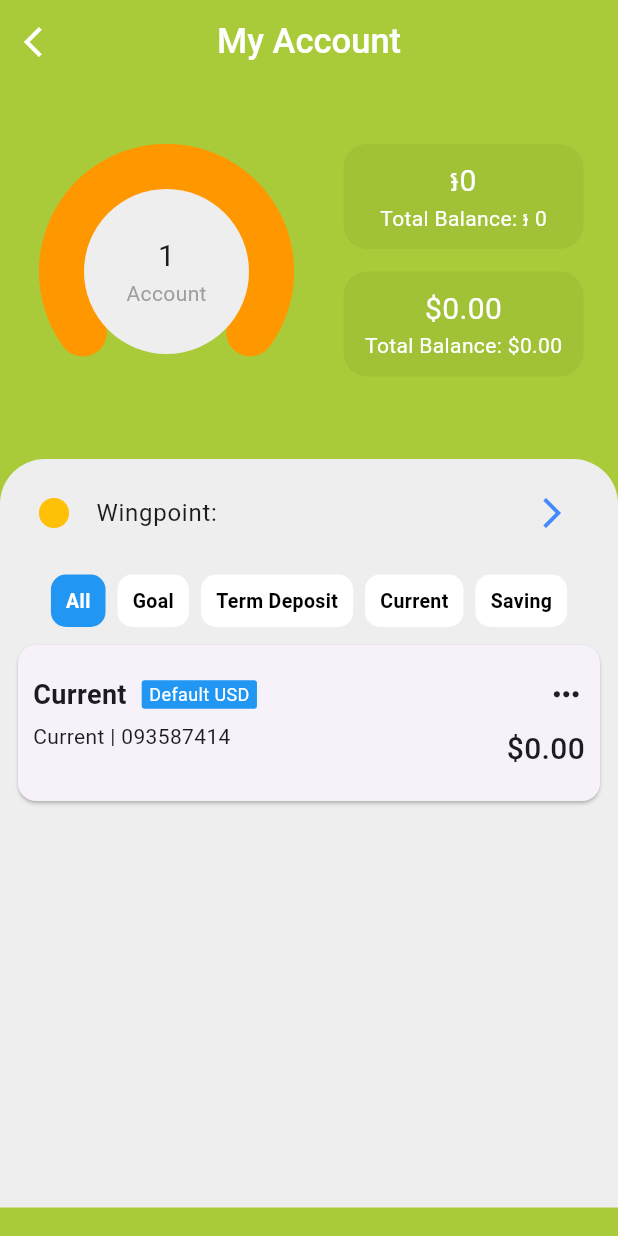
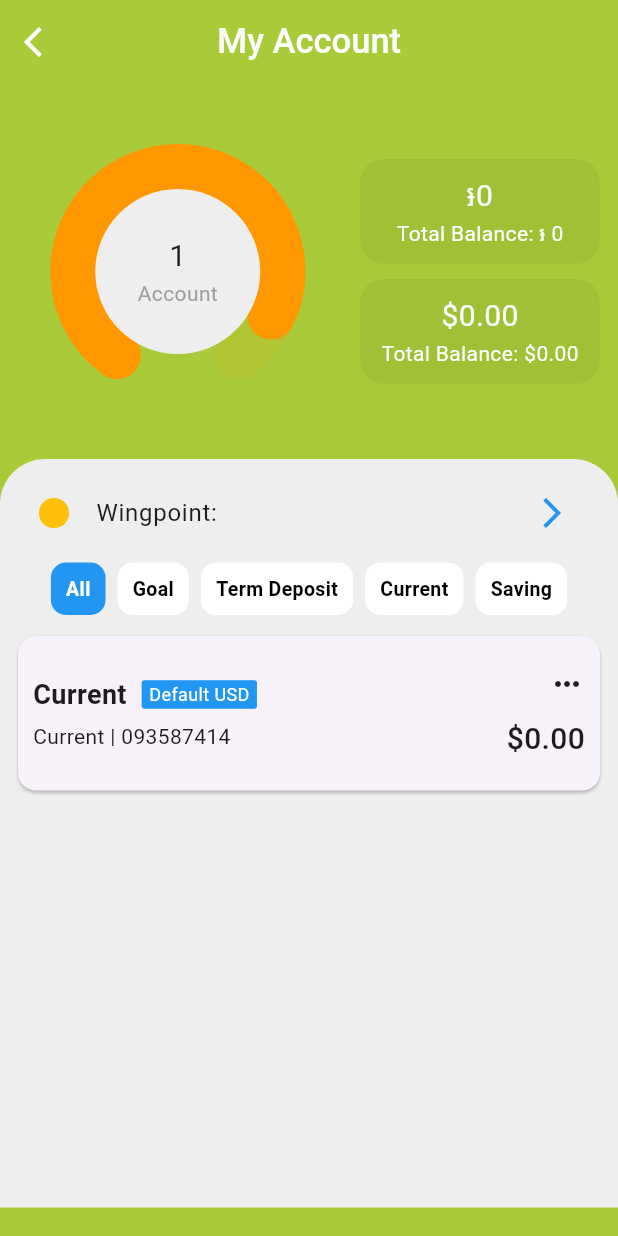
Before and after one commit to vengang/Wing_App, a Flutter app: the screen it shows after launch, after a tap on "My Account", on a phone screen of 412 x 824 dp. Run offline on Flutter 3.47's test engine with Material 3 defaults, Android fonts, the phone set to English and light mode, and no system bars; our stand-ins replace carousel_slider, country_picker, firebase_auth, firebase_core, font_awesome_flutter, get; missing offline and left inert: qr_code_scanner_plus; accounts and stored records are empty.

Commit message:
22/4 debug code

```diff
--- a/lib/page/servicepage/current_account.dart
+++ b/lib/page/servicepage/current_account.dart
@@ -9,9 +9,10 @@ class CurrentAccount extends StatefulWidget {
   State<CurrentAccount> createState() => _CurrentAccountState();
 }
 
-class _CurrentAccountState extends State<CurrentAccount> {
-  @override
+class _CurrentAccountState extends State<CurrentAccount>
+    with SingleTickerProviderStateMixin {
   int selectedIndex = 0;
+
   final List<String> _filters = [
     'All',
     'Goal',
@@ -19,6 +20,35 @@ class _CurrentAccountState extends State<CurrentAccount> {
     'Current',
     'Saving',
   ];
+
+  //Animation
+  late AnimationController _controller;
+  late Animation<double> _animation;
+
+  @override
+  void initState() {
+    super.initState();
+
+    _controller = AnimationController(
+      vsync: this,
+      duration: Duration(seconds: 1),
+    );
+
+    _animation = Tween<double>(
+      begin: 0,
+      end: 0.9,
+    ).animate(CurvedAnimation(parent: _controller, curve: Curves.easeOut));
+
+    _controller.forward();
+  }
+
+  @override
+  void dispose() {
+    _controller.dispose();
+    super.dispose();
+  }
+
+  @override
   Widget build(BuildContext context) {
     return Scaffold(
       backgroundColor: Color(0xFFa9cb39),
@@ -39,26 +69,32 @@ class _CurrentAccountState extends State<CurrentAccount> {
     return Container(
       color: Color(0xFFa9cb39),
       height: 250,
-      padding: EdgeInsets.all(8),
+      padding: EdgeInsets.all(12),
       child: Row(
         children: [
-          // chart
           Expanded(
             child: Column(
               mainAxisAlignment: MainAxisAlignment.center,
               children: [
-                SizedBox(
+                Padding(
+                  padding: const EdgeInsets.only(right: 15),
+                  child: SizedBox(
                     width: 170,
                     height: 170,
                     child: Stack(
                       alignment: Alignment.center,
                       children: [
-                      CustomPaint(
+                        // Animated Circle
+                        AnimatedBuilder(
+                          animation: _animation,
+                          builder: (context, child) {
+                            return CustomPaint(
                               size: Size(170, 170),
-                        painter: RealHalfCirclePainter(0.9),
+                              painter: RealHalfCirclePainter(_animation.value),
+                            );
+                          },
                         ),
 
-                      // inner circle
                         Container(
                           width: 110,
                           height: 110,
@@ -80,22 +116,19 @@ class _CurrentAccountState extends State<CurrentAccount> {
                       ],
                     ),
                   ),
+                ),
               ],
             ),
           ),
+
           Column(
             mainAxisAlignment: MainAxisAlignment.center,
             children: [
-              Row(
-                children: [
-                  Padding(
-                    padding: const EdgeInsets.all(0),
-                    child: Container(
+              Container(
                 width: 160,
                 height: 70,
                 decoration: BoxDecoration(
-                        color: Colors.black.withValues(alpha: .05),
-                        // border: BoxBorder.all(),
+                  color: Colors.black.withOpacity(0.05),
                   borderRadius: BorderRadius.circular(16),
                 ),
                 child: Column(
@@ -112,19 +145,12 @@ class _CurrentAccountState extends State<CurrentAccount> {
                   ],
                 ),
               ),
-                  ),
-                ],
-              ),
-              Row(
-                children: [
-                  Padding(
-                    padding: const EdgeInsets.all(15.0),
-                    child: Container(
+              SizedBox(height: 10),
+              Container(
                 width: 160,
                 height: 70,
                 decoration: BoxDecoration(
-                        color: Colors.black.withValues(alpha: .05),
-                        // border: BoxBorder.all(),
+                  color: Colors.black.withOpacity(0.05),
                   borderRadius: BorderRadius.circular(16),
                 ),
                 child: Column(
@@ -141,9 +167,6 @@ class _CurrentAccountState extends State<CurrentAccount> {
                   ],
                 ),
               ),
-                  ),
-                ],
-              ),
             ],
           ),
         ],
@@ -153,7 +176,6 @@ class _CurrentAccountState extends State<CurrentAccount> {
 
   Widget _buildBody() {
     return Container(
-      // clipBehavior: Clip.antiAliasWithSaveLayer,
       padding: EdgeInsets.all(8),
       height: 499,
       decoration: BoxDecoration(
@@ -163,24 +185,17 @@ class _CurrentAccountState extends State<CurrentAccount> {
           topRight: Radius.circular(30),
         ),
       ),
-      child: SizedBox(
-        height: 70,
       child: Column(
         children: [
-            // build wing coin
           ListTile(
             leading: Icon(Icons.brightness_1_rounded, color: Colors.amber),
             title: Text('Wingpoint:'),
-              trailing: Icon(
-                Icons.arrow_forward_ios_sharp,
-                color: Colors.blueAccent,
+            trailing: Icon(Icons.arrow_forward_ios_sharp, color: Colors.blue),
           ),
-            ),
+
           SizedBox(height: 5),
-            // fitter and button
-            Container(
-              padding: EdgeInsets.all(8),
-              child: SingleChildScrollView(
+
+          SingleChildScrollView(
             scrollDirection: Axis.horizontal,
             child: Row(
               children: List.generate(_filters.length, (index) {
@@ -196,26 +211,14 @@ class _CurrentAccountState extends State<CurrentAccount> {
               }),
             ),
           ),
-            ),
+
+          SizedBox(height: 10),
+
           Card(
-              // decoration: BoxDecoration(
-              //   border: Border.all(
-              //     color: Colors.grey.shade300,
-              //     style: BorderStyle.solid,
-              //   ),
-              //   borderRadius: BorderRadius.circular(10),
-              // ),
             child: Padding(
-                padding: EdgeInsetsGeometry.symmetric(
-                  vertical: 20,
-                  horizontal: 10,
-                ),
-                child: Column(
+              padding: EdgeInsets.symmetric(vertical: 20, horizontal: 10),
+              child: Row(
                 children: [
-                    Row(
-                      crossAxisAlignment: CrossAxisAlignment.start,
-                      children: [
-                        // LEFT SIDE
                   Expanded(
                     child: Column(
                       crossAxisAlignment: CrossAxisAlignment.start,
@@ -255,11 +258,10 @@ class _CurrentAccountState extends State<CurrentAccount> {
                     ),
                   ),
 
-                        // more menu + balance
                   Column(
                     crossAxisAlignment: CrossAxisAlignment.end,
                     children: [
-                            Icon(Icons.more_horiz_outlined, size: 25),
+                      Icon(Icons.more_horiz_outlined),
                       SizedBox(height: 10),
                       Text(
                         '\$0.00',
@@ -272,12 +274,9 @@ class _CurrentAccountState extends State<CurrentAccount> {
                   ),
                 ],
               ),
-                  ],
-                ),
             ),
           ),
         ],
-        ),
       ),
     );
   }
@@ -294,15 +293,13 @@ class RealHalfCirclePainter extends CustomPainter {
     final center = Offset(size.width / 2, size.height / 2);
     final radius = (size.width / 2) - strokeWidth / 2;
 
-    // How wide the "gap" is at the bottom (in radians).
-    // pi * 0.35 ≈ 63° gap — adjust to taste.
-    const gapHalf = pi * 0.3;
-    const startAngle = pi / 2 + gapHalf; // bottom-left tip
-    const sweepTotal = (2 * pi) - (gapHalf * 2); // full arc minus gap
+    const gapHalf = pi * 0.2;
+    const startAngle = pi / 2 + gapHalf;
+    const sweepTotal = (2 * pi) - (gapHalf * 2);
 
-    // 1. Background track (faint orange)
+    // background (light so animation visible)
     final bgPaint = Paint()
-      ..color = const Color(0xFFFF9800)
+      ..color = const Color(0xFFFF9800).withOpacity(0.1)
       ..style = PaintingStyle.stroke
       ..strokeWidth = strokeWidth
       ..strokeCap = StrokeCap.round;
@@ -315,7 +312,7 @@ class RealHalfCirclePainter extends CustomPainter {
       bgPaint,
     );
 
-    // 2. Orange progress arc
+    // ✅ progress
     final progressPaint = Paint()
       ..color = const Color(0xFFFF9800)
       ..style = PaintingStyle.stroke
@@ -332,6 +329,7 @@ class RealHalfCirclePainter extends CustomPainter {
   }
 
   @override
-  bool shouldRepaint(covariant RealHalfCirclePainter oldDelegate) =>
-      oldDelegate.progress != progress;
+  bool shouldRepaint(covariant RealHalfCirclePainter oldDelegate) {
+    return oldDelegate.progress != progress;
   }
+}
```
Also changed, not shown: lib/page/servicepage/bill_payment.dart (+4 -3 lines), lib/page/servicepage/loc_transfer.dart (+151 -129 lines). Lines whose indentation alone changed are shown as unchanged.
